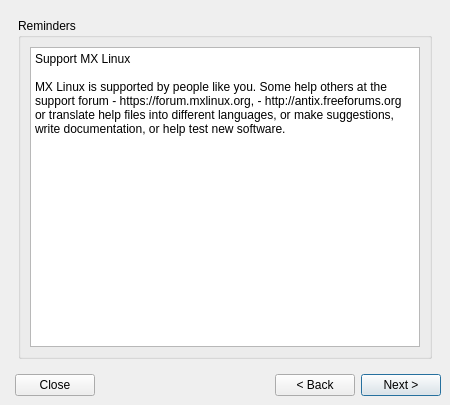
Above: meinstall.ui from antiX-Linux/mx-installer before the change. Below: the same form after it.
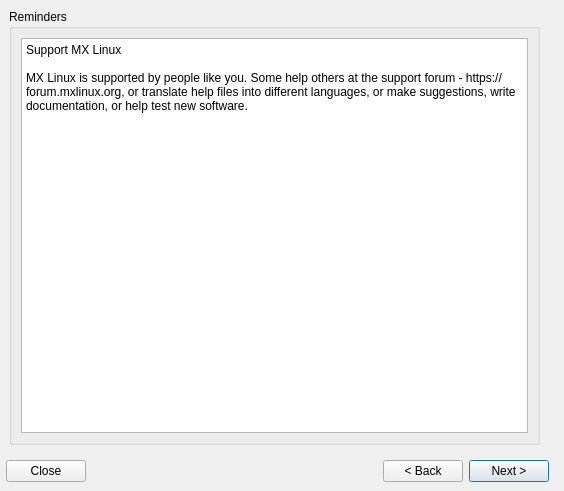
That is the form after the change. The open tabs and pages were chosen to show the change.

```diff
--- a/meinstall.ui
+++ b/meinstall.ui
@@ -6,12 +6,12 @@
    <rect>
     <x>0</x>
     <y>0</y>
-    <width>450</width>
-    <height>405</height>
+    <width>564</width>
+    <height>491</height>
    </rect>
   </property>
   <property name="sizePolicy">
-   <sizepolicy hsizetype="Fixed" vsizetype="Fixed">
+   <sizepolicy hsizetype="MinimumExpanding" vsizetype="MinimumExpanding">
     <horstretch>0</horstretch>
     <verstretch>0</verstretch>
    </sizepolicy>
@@ -27,13 +27,13 @@
   </property>
   <layout class="QGridLayout">
    <property name="leftMargin">
-    <number>9</number>
+    <number>0</number>
    </property>
    <property name="topMargin">
-    <number>9</number>
+    <number>0</number>
    </property>
    <property name="rightMargin">
-    <number>9</number>
+    <number>15</number>
    </property>
    <property name="bottomMargin">
     <number>9</number>
@@ -49,7 +49,7 @@
     </widget>
    </item>
    <item row="2" column="2">
-    <spacer>
+    <spacer name="horizontalSpacer_7">
      <property name="orientation">
       <enum>Qt::Horizontal</enum>
      </property>
@@ -2153,7 +2153,7 @@
             <property name="plainText">
              <string>Support MX Linux
 
-MX Linux is supported by people like you. Some help others at the support forum - https://forum.mxlinux.org, - http://antix.freeforums.org or translate help files into different languages, or make suggestions, write documentation, or help test new software.</string>
+MX Linux is supported by people like you. Some help others at the support forum - https://forum.mxlinux.org, or translate help files into different languages, or make suggestions, write documentation, or help test new software.</string>
             </property>
             <property name="overwriteMode">
              <bool>false</bool>
```
Left out of the diff: 2 changed lines with no effect on the pictures.
